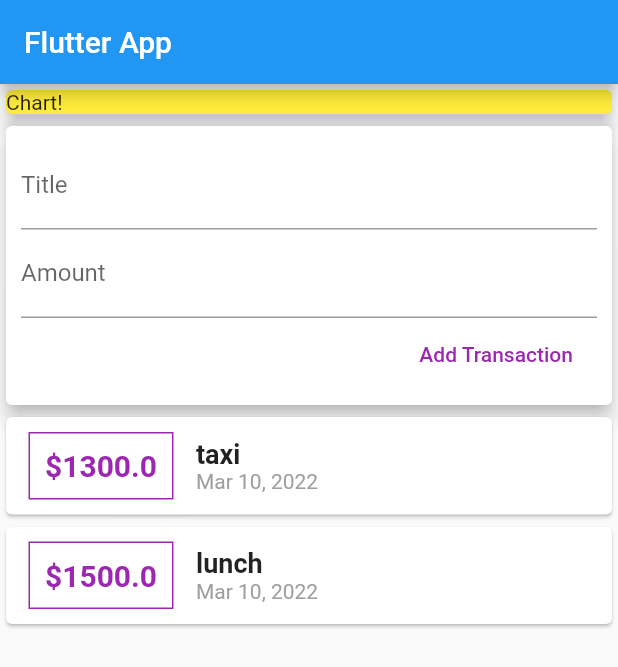
After one commit to Omaraga/expence_plan, a Flutter app: the screen it shows after launch, on a phone screen of 412 x 824 dp. The commit adds this screen. Shown: the top 667 px of the screen. Run offline on Flutter 3.47's test engine with Material 2 defaults, Android fonts, the phone set to English and light mode, and no system bars.

Commit message:
third commit

```diff
--- /dev/null
+++ b/lib/widgets/new_transaction.dart
@@ -0,0 +1,47 @@
+import 'package:flutter/cupertino.dart';
+import 'package:flutter/material.dart';
+
+class NewTransaction extends StatelessWidget {
+  final Function addTx;
+  final titleController = TextEditingController();
+  final amountController = TextEditingController();
+
+  NewTransaction(this.addTx);
+
+  @override
+  Widget build(BuildContext context) {
+    return Card(
+      elevation: 5,
+      child: Container(
+        padding: EdgeInsets.all(10),
+        child: Column(
+          crossAxisAlignment: CrossAxisAlignment.end,
+          children: <Widget>[
+            TextField(
+              decoration: InputDecoration(labelText: 'Title'),
+              // onChanged: (value){
+              //   titleInput = value;
+              // },
+              controller: titleController,
+            ),
+            TextField(
+              decoration: InputDecoration(labelText: 'Amount'),
+              keyboardType: TextInputType.number,
+              controller: amountController,
+            ),
+            FlatButton(
+              onPressed: () {
+                addTx(
+                  titleController.text,
+                  double.parse(amountController.text),
+                );
+              },
+              textColor: Colors.purple,
+              child: Text('Add Transaction'),
+            )
+          ],
+        ),
+      ),
+    );
+  }
+}
--- /dev/null
+++ b/lib/widgets/transaction_list.dart
@@ -0,0 +1,66 @@
+import 'package:flutter/material.dart';
+import 'package:intl/intl.dart';
+import '../models/transaction.dart';
+
+class TransactionList extends StatelessWidget {
+  final List<Transaction> transactions;
+
+  TransactionList(this.transactions);
+
+  @override
+  Widget build(BuildContext context) {
+    return Container(
+      height: 300,
+      child: ListView.builder(
+        itemBuilder: (ctx, index) {
+          return Card(
+            child: Row(
+              children: <Widget>[
+                Container(
+                  margin: EdgeInsets.symmetric(
+                    vertical: 10,
+                    horizontal: 15,
+                  ),
+                  decoration: BoxDecoration(
+                    border: Border.all(
+                      color: Colors.purple,
+                      width: 1,
+                    ),
+                  ),
+                  padding: EdgeInsets.all(10),
+                  child: Text(
+                    '\$${transactions[index].amount}',
+                    style: TextStyle(
+                      fontWeight: FontWeight.bold,
+                      fontSize: 20,
+                      color: Colors.purple,
+                    ),
+                  ),
+                ),
+                Column(
+                  crossAxisAlignment: CrossAxisAlignment.start,
+                  children: <Widget>[
+                    Text(
+                      transactions[index].title,
+                      style: TextStyle(
+                        fontSize: 18,
+                        fontWeight: FontWeight.bold,
+                      ),
+                    ),
+                    Text(
+                      DateFormat.yMMMd().format(transactions[index].date),
+                      style: TextStyle(
+                        color: Colors.grey,
+                      ),
+                    )
+                  ],
+                )
+              ],
+            ),
+          );
+        },
+        itemCount: transactions.length,
+      ),
+    );
+  }
+}
--- /dev/null
+++ b/lib/widgets/user_transactions.dart
@@ -0,0 +1,49 @@
+import 'package:flutter/material.dart';
+import './transaction_list.dart';
+import './new_transaction.dart';
+import '../models/transaction.dart';
+
+class UserTransactions extends StatefulWidget {
+  @override
+  State<UserTransactions> createState() => _UserTransactionsState();
+}
+
+class _UserTransactionsState extends State<UserTransactions> {
+  final List<Transaction> _userTransactions = [
+    Transaction(
+      id: 't1',
+      title: 'taxi',
+      amount: 1300,
+      date: DateTime.now(),
+    ),
+    Transaction(
+      id: 't2',
+      title: 'lunch',
+      amount: 1500,
+      date: DateTime.now(),
+    ),
+  ];
+
+  void _addNewTransaction(String txTitle, double txAmount) {
+    final newTx = Transaction(
+      id: DateTime.now().toString(),
+      title: txTitle,
+      amount: txAmount,
+      date: DateTime.now(),
+    );
+    setState(() {
+      _userTransactions.add(newTx);
+    });
+  }
+
+
+  @override
+  Widget build(BuildContext context) {
+    return Column(
+      children: [
+        NewTransaction(_addNewTransaction),
+        TransactionList(_userTransactions),
+      ],
+    );
+  }
+}
```
Also changed, not shown: lib/main.dart (+7 -87 lines), lib/models/transaction.dart (renamed from lib/transaction.dart).
